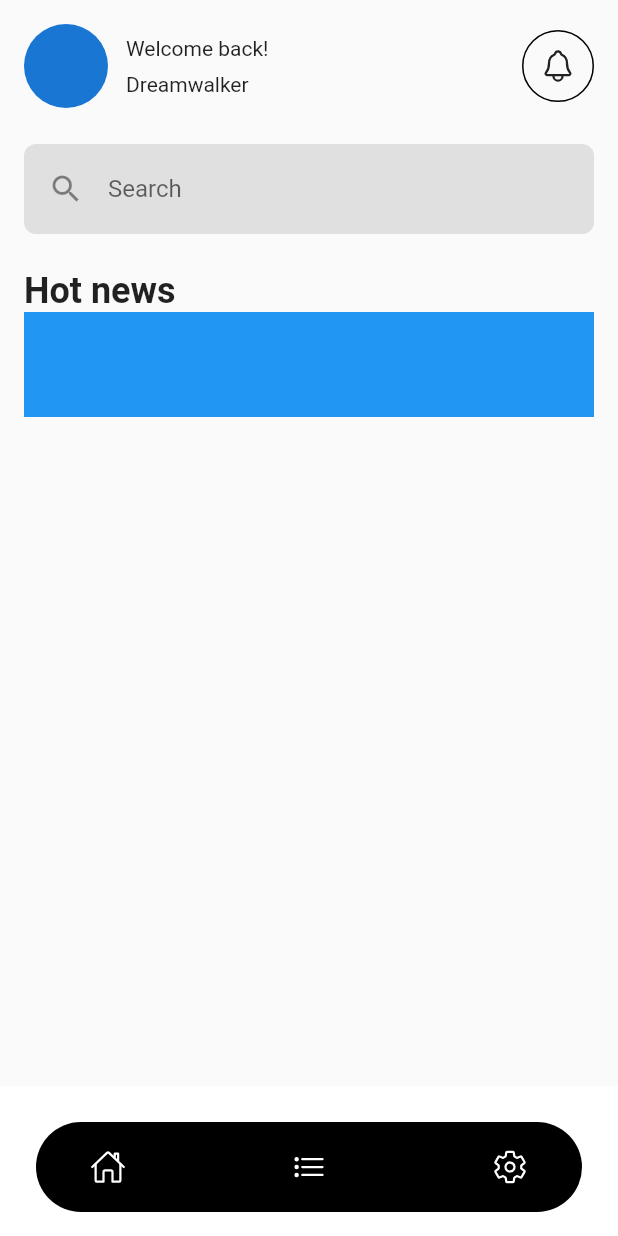
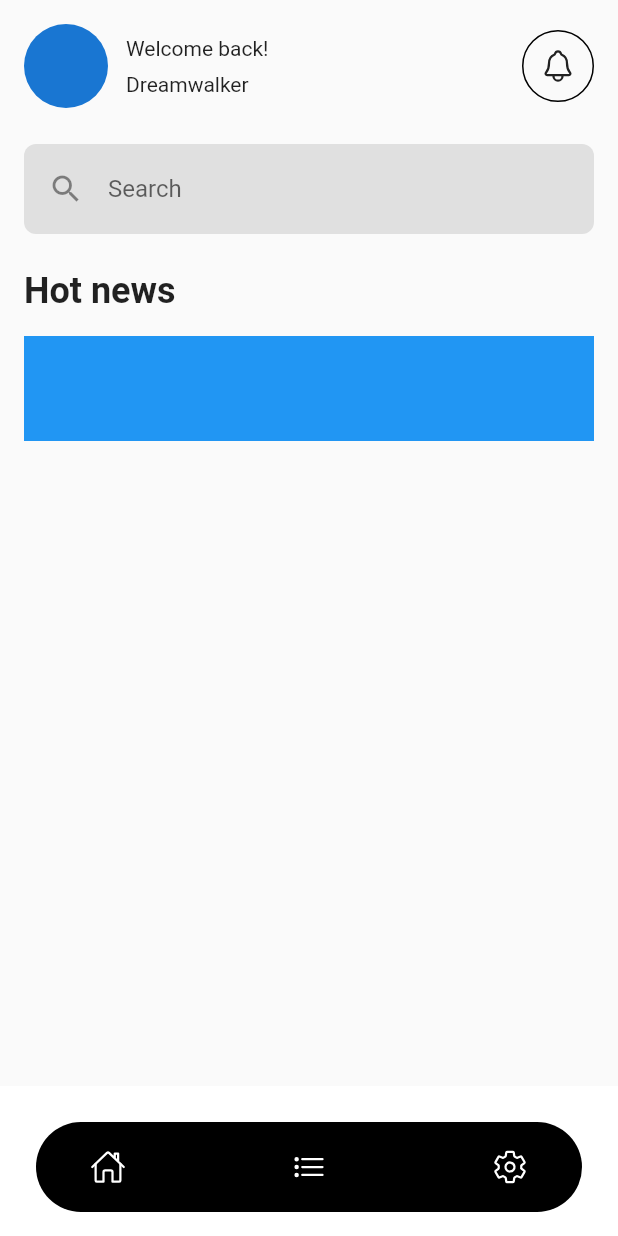
Before and after one commit to JAICHANGPARK/flutter_notebook_chapter_24, a Flutter app: the NewsAppMainPage screen opened directly, on a phone screen of 412 x 824 dp. Run offline on Flutter 3.47's test engine with Material 2 defaults, Android fonts, the phone set to English and light mode, and no system bars; our stand-ins replace flutter_riverpod, freezed_annotation, ionicons, percent_indicator; missing offline and left inert: crypto_font_icons; network calls fail.

Commit message:
Update news_app_main_apge.dart

```diff
--- a/lib/ep1377_news_app/view/news_app_main_apge.dart
+++ b/lib/ep1377_news_app/view/news_app_main_apge.dart
@@ -84,6 +84,7 @@ class _NewsAppMainPageState extends State<NewsAppMainPage> {
                             ),
                           ),
                           Container(
+                            margin: EdgeInsets.symmetric(vertical: 16),
                             height: 70,
                             color: Colors.blue,
                           )
```
